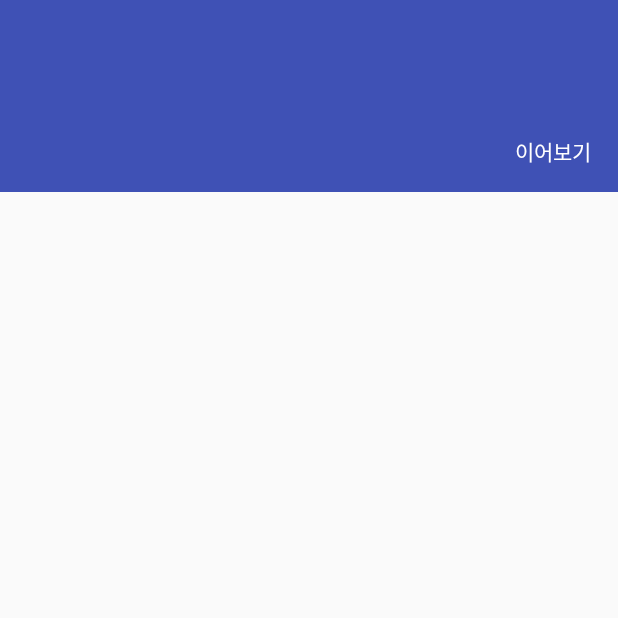
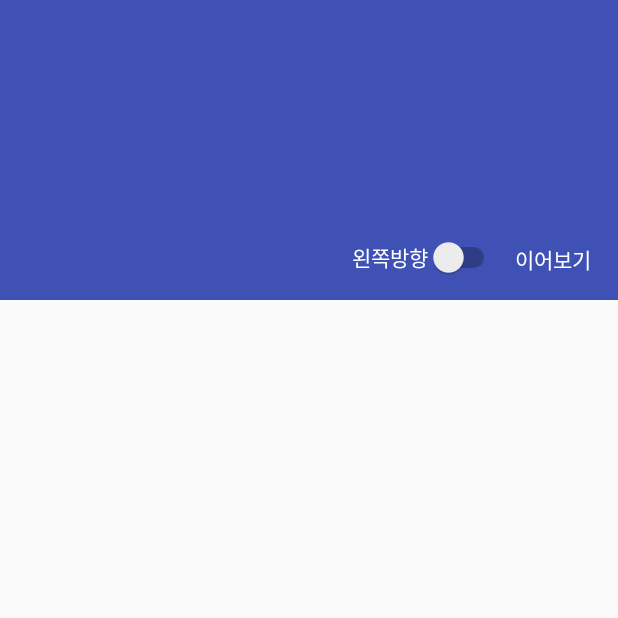
Before and after one commit to bigstark-samples/ZangsisiComicViewer, an Android app: the EpisodeActivity screen opened directly, with no data from a screen before it, on a phone screen of 412 x 824 dp, the top half of it. Run offline under Robolectric (Android 15) with nearby library versions, the phone set to English and light mode, and no system bars; our stand-ins replace Room's generated code; 2 statements that could not run were skipped.

Commit message:
만화마다 방향 설정할 수 있도록 변경

```diff
--- a/app/src/main/java/com/bigstark/zangsisi/db/ComicDao.java
+++ b/app/src/main/java/com/bigstark/zangsisi/db/ComicDao.java
@@ -37,6 +37,11 @@ public interface ComicDao {
 
     @Query("SELECT * FROM episode WHERE comic_id = :comicId")
     List<EpisodeModel> getEpisodes(long comicId);
+
+
+
+    @Query("SELECT * FROM episode WHERE episode_id = :episodeId")
+    EpisodeModel getEpisode(long episodeId);
 
 
 
--- a/app/src/main/java/com/bigstark/zangsisi/util/Defines.java
+++ b/app/src/main/java/com/bigstark/zangsisi/util/Defines.java
@@ -13,4 +13,7 @@ public class Defines {
 
     public static final String KEY_CURRENT_POSITION = "currentPosition";
 
+
+    public static final String KEY_PREF_DIRECTION = "direction : ";
+
 }
--- a/app/src/main/res/layout/activity_episode.xml
+++ b/app/src/main/res/layout/activity_episode.xml
@@ -1,12 +1,8 @@
 <?xml version="1.0" encoding="utf-8"?>
-<android.support.constraint.ConstraintLayout xmlns:android="http://schemas.android.com/apk/res/android"
+<android.support.design.widget.CoordinatorLayout
+    xmlns:android="http://schemas.android.com/apk/res/android"
     xmlns:app="http://schemas.android.com/apk/res-auto"
     xmlns:tools="http://schemas.android.com/tools"
-    android:layout_width="match_parent"
-    android:layout_height="match_parent"
-    tools:context="com.bigstark.zangsisi.app.episode.EpisodeActivity">
-
-    <android.support.design.widget.CoordinatorLayout
     android:layout_width="match_parent"
     android:layout_height="match_parent">
 
@@ -24,7 +20,9 @@
             app:layout_scrollFlags="scroll|exitUntilCollapsed"
             app:collapsedTitleTextAppearance="@style/EpisodeToolbarCollapsedTextAppearance"
             app:expandedTitleTextAppearance="@style/EpisodeToolbarExpandedTextAppearance"
-                app:expandedTitleMargin="24dp"
+            app:expandedTitleMarginStart="24dp"
+            app:expandedTitleMarginEnd="24dp"
+            app:expandedTitleMarginBottom="80dp"
             >
 
             <android.support.v7.widget.Toolbar
@@ -34,19 +32,34 @@
                 app:layout_collapseMode="pin"
                 />
 
+            <LinearLayout
+                android:layout_width="wrap_content"
+                android:layout_height="40dp"
+                android:layout_margin="8dp"
+                android:layout_gravity="right|bottom"
+                android:gravity="center"
+                android:orientation="horizontal"
+                >
+
+                <Switch
+                    android:id="@+id/switch_episode_direction"
+                    android:layout_width="wrap_content"
+                    android:layout_height="wrap_content"
+                    android:text="왼쪽방향"
+                    android:textColor="@android:color/white"
+                    />
+
                 <TextView
                     android:id="@+id/btn_episode_last"
                     android:layout_width="wrap_content"
-                    android:layout_height="40dp"
-                    android:layout_gravity="right|bottom"
-                    android:layout_margin="8dp"
-                    android:gravity="center"
+                    android:layout_height="wrap_content"
                     android:padding="10dp"
                     android:background="@drawable/selector_transparent_black"
                     android:text="이어보기"
                     android:textColor="@android:color/white"
                     />
 
+            </LinearLayout>
         </android.support.design.widget.CollapsingToolbarLayout>
     </android.support.design.widget.AppBarLayout>
 
@@ -59,4 +72,3 @@
 
 
 </android.support.design.widget.CoordinatorLayout>
-</android.support.constraint.ConstraintLayout>
--- a/app/src/main/res/values/dimens.xml
+++ b/app/src/main/res/values/dimens.xml
@@ -1,4 +1,4 @@
 <?xml version="1.0" encoding="utf-8"?>
 <resources>
-    <dimen name="app_bar_height">128dp</dimen>
+    <dimen name="app_bar_height">200dp</dimen>
 </resources>
```
Also changed, not shown: app/src/main/java/com/bigstark/zangsisi/app/content/ContentsActivity.java (+22 -3 lines), app/src/main/java/com/bigstark/zangsisi/app/episode/EpisodeActivity.java (+15 -1 lines), app/src/main/java/com/bigstark/zangsisi/util/SharedPreferenceUtil.java (added, +72 -0 lines). Lines whose indentation alone changed are shown as unchanged.
